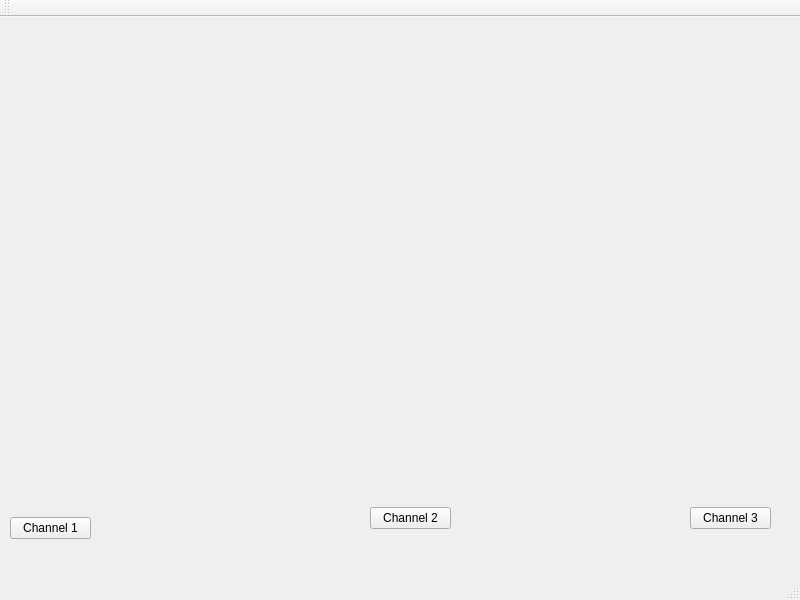
LordAro/copd, file forms/copdwindow.ui: the form before one commit.
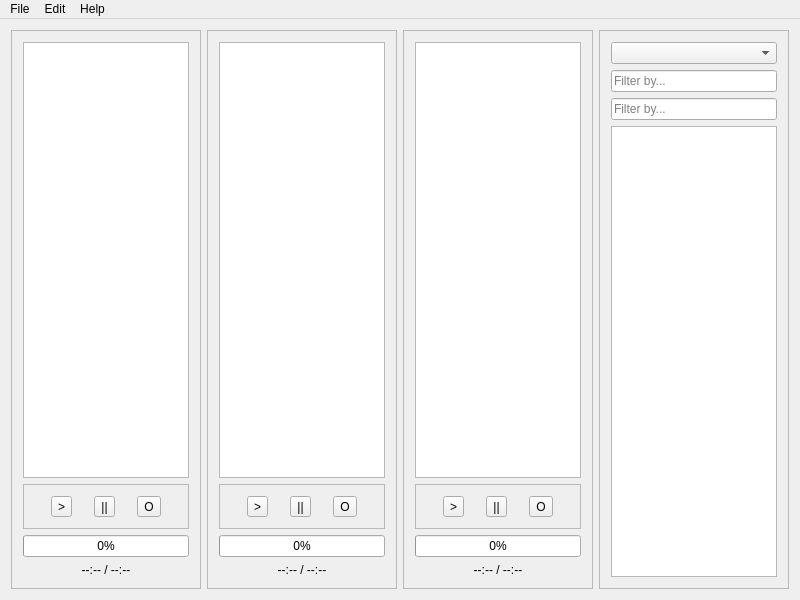
The form after the commit.

Commit message: Some more additions, beginnings of a TrackSlider widget

What changed in the file:
```diff
--- a/forms/copdwindow.ui
+++ b/forms/copdwindow.ui
@@ -10,57 +10,266 @@
     <height>600</height>
    </rect>
   </property>
+  <property name="minimumSize">
+   <size>
+    <width>800</width>
+    <height>600</height>
+   </size>
+  </property>
   <property name="windowTitle">
    <string>COPDWindow</string>
   </property>
+  <property name="autoFillBackground">
+   <bool>true</bool>
+  </property>
   <widget class="QWidget" name="centralWidget">
-   <widget class="QPushButton" name="btnChannel1">
-    <property name="geometry">
-     <rect>
-      <x>10</x>
-      <y>500</y>
-      <width>81</width>
-      <height>22</height>
-     </rect>
-    </property>
-    <property name="text">
-     <string>Channel 1</string>
-    </property>
-   </widget>
-   <widget class="QPushButton" name="btnChannel2">
-    <property name="geometry">
-     <rect>
-      <x>370</x>
-      <y>490</y>
-      <width>81</width>
-      <height>22</height>
-     </rect>
-    </property>
-    <property name="text">
-     <string>Channel 2</string>
-    </property>
-   </widget>
-   <widget class="QPushButton" name="buttonChannel3">
-    <property name="geometry">
-     <rect>
-      <x>690</x>
-      <y>490</y>
-      <width>81</width>
-      <height>22</height>
-     </rect>
-    </property>
-    <property name="text">
-     <string>Channel 3</string>
-    </property>
-   </widget>
-  </widget>
-  <widget class="QToolBar" name="mainToolBar">
-   <attribute name="toolBarArea">
-    <enum>TopToolBarArea</enum>
-   </attribute>
-   <attribute name="toolBarBreak">
-    <bool>false</bool>
-   </attribute>
+   <layout class="QHBoxLayout" name="horizontalLayout_4">
+    <item>
+     <widget class="QFrame" name="frameChannel1">
+      <property name="frameShape">
+       <enum>QFrame::StyledPanel</enum>
+      </property>
+      <property name="frameShadow">
+       <enum>QFrame::Raised</enum>
+      </property>
+      <layout class="QVBoxLayout" name="verticalLayout">
+       <item>
+        <widget class="QListWidget" name="listWidget"/>
+       </item>
+       <item>
+        <widget class="QFrame" name="frame_5">
+         <property name="frameShape">
+          <enum>QFrame::StyledPanel</enum>
+         </property>
+         <property name="frameShadow">
+          <enum>QFrame::Raised</enum>
+         </property>
+         <layout class="QHBoxLayout" name="horizontalLayout">
+          <item>
+           <widget class="QToolButton" name="toolButton">
+            <property name="text">
+             <string>&gt;</string>
+            </property>
+           </widget>
+          </item>
+          <item>
+           <widget class="QToolButton" name="toolButton_2">
+            <property name="text">
+             <string>||</string>
+            </property>
+           </widget>
+          </item>
+          <item>
+           <widget class="QToolButton" name="toolButton_3">
+            <property name="text">
+             <string>O</string>
+            </property>
+           </widget>
+          </item>
+         </layout>
+        </widget>
+       </item>
+       <item>
+        <widget class="QProgressBar" name="progressBar">
+         <property name="maximum">
+          <number>1</number>
+         </property>
+         <property name="value">
+          <number>0</number>
+         </property>
+        </widget>
+       </item>
+       <item>
+        <widget class="QLabel" name="label">
+         <property name="text">
+          <string>--:-- / --:--</string>
+         </property>
+         <property name="alignment">
+          <set>Qt::AlignCenter</set>
+         </property>
+        </widget>
+       </item>
+      </layout>
+     </widget>
+    </item>
+    <item>
+     <widget class="QFrame" name="frameChannel2">
+      <property name="frameShape">
+       <enum>QFrame::StyledPanel</enum>
+      </property>
+      <property name="frameShadow">
+       <enum>QFrame::Raised</enum>
+      </property>
+      <layout class="QVBoxLayout" name="verticalLayout_2">
+       <item>
+        <widget class="QListWidget" name="listWidget_2"/>
+       </item>
+       <item>
+        <widget class="QFrame" name="frame_6">
+         <property name="frameShape">
+          <enum>QFrame::StyledPanel</enum>
+         </property>
+         <property name="frameShadow">
+          <enum>QFrame::Raised</enum>
+         </property>
+         <layout class="QHBoxLayout" name="horizontalLayout_2">
+          <item>
+           <widget class="QToolButton" name="toolButton_4">
+            <property name="text">
+             <string>&gt;</string>
+            </property>
+           </widget>
+          </item>
+          <item>
+           <widget class="QToolButton" name="toolButton_5">
+            <property name="text">
+             <string>||</string>
+            </property>
+           </widget>
+          </item>
+          <item>
+           <widget class="QToolButton" name="toolButton_6">
+            <property name="text">
+             <string>O</string>
+            </property>
+           </widget>
+          </item>
+         </layout>
+        </widget>
+       </item>
+       <item>
+        <widget class="QProgressBar" name="progressBar_2">
+         <property name="maximum">
+          <number>1</number>
+         </property>
+         <property name="value">
+          <number>0</number>
+         </property>
+         <property name="invertedAppearance">
+          <bool>false</bool>
+         </property>
+        </widget>
+       </item>
+       <item>
+        <widget class="QLabel" name="label_2">
+         <property name="text">
+          <string>--:-- / --:--</string>
+         </property>
+         <property name="alignment">
+          <set>Qt::AlignCenter</set>
+         </property>
+        </widget>
+       </item>
+      </layout>
+     </widget>
+    </item>
+    <item>
+     <widget class="QFrame" name="frameChannel3">
+      <property name="frameShape">
+       <enum>QFrame::StyledPanel</enum>
+      </property>
+      <property name="frameShadow">
+       <enum>QFrame::Raised</enum>
+      </property>
+      <layout class="QVBoxLayout" name="verticalLayout_3">
+       <item>
+        <widget class="QListWidget" name="listWidget_3"/>
+       </item>
+       <item>
+        <widget class="QFrame" name="frame_7">
+         <property name="frameShape">
+          <enum>QFrame::StyledPanel</enum>
+         </property>
+         <property name="frameShadow">
+          <enum>QFrame::Raised</enum>
+         </property>
+         <layout class="QHBoxLayout" name="horizontalLayout_3">
+          <item>
+           <widget class="QToolButton" name="toolButton_7">
+            <property name="text">
+             <string>&gt;</string>
+            </property>
+           </widget>
+          </item>
+          <item>
+           <widget class="QToolButton" name="toolButton_8">
+            <property name="text">
+             <string>||</string>
+            </property>
+           </widget>
+          </item>
+          <item>
+           <widget class="QToolButton" name="toolButton_9">
+            <property name="text">
+             <string>O</string>
+            </property>
+           </widget>
+          </item>
+         </layout>
+        </widget>
+       </item>
+       <item>
+        <widget class="QProgressBar" name="progressBar_3">
+         <property name="maximum">
+          <number>1</number>
+         </property>
+         <property name="value">
+          <number>0</number>
+         </property>
+        </widget>
+       </item>
+       <item>
+        <widget class="QLabel" name="label_3">
+         <property name="text">
+          <string>--:-- / --:--</string>
+         </property>
+         <property name="alignment">
+          <set>Qt::AlignCenter</set>
+         </property>
+        </widget>
+       </item>
+      </layout>
+     </widget>
+    </item>
+    <item>
+     <widget class="QFrame" name="frameLibrary">
+      <property name="frameShape">
+       <enum>QFrame::StyledPanel</enum>
+      </property>
+      <property name="frameShadow">
+       <enum>QFrame::Raised</enum>
+      </property>
+      <layout class="QVBoxLayout" name="verticalLayout_4">
+       <item>
+        <widget class="QComboBox" name="comboBox"/>
+       </item>
+       <item>
+        <widget class="QLineEdit" name="lineEdit">
+         <property name="text">
+          <string/>
+         </property>
+         <property name="placeholderText">
+          <string>Filter by...</string>
+         </property>
+        </widget>
+       </item>
+       <item>
+        <widget class="QLineEdit" name="lineEdit_2">
+         <property name="text">
+          <string/>
+         </property>
+         <property name="placeholderText">
+          <string>Filter by...</string>
+         </property>
+        </widget>
+       </item>
+       <item>
+        <widget class="QListWidget" name="listWidget_4"/>
+       </item>
+      </layout>
+     </widget>
+    </item>
+   </layout>
   </widget>
   <widget class="QMenuBar" name="menuBar">
    <property name="geometry">
@@ -71,8 +280,44 @@
      <height>19</height>
     </rect>
    </property>
+   <widget class="QMenu" name="menuFile">
+    <property name="title">
+     <string>File</string>
+    </property>
+    <addaction name="actionLoad_Show"/>
+    <addaction name="separator"/>
+    <addaction name="actionExit"/>
+   </widget>
+   <widget class="QMenu" name="menuEdit">
+    <property name="title">
+     <string>Edit</string>
+    </property>
+   </widget>
+   <widget class="QMenu" name="menuHelp">
+    <property name="title">
+     <string>Help</string>
+    </property>
+    <addaction name="actionAbout"/>
+   </widget>
+   <addaction name="menuFile"/>
+   <addaction name="menuEdit"/>
+   <addaction name="menuHelp"/>
   </widget>
-  <widget class="QStatusBar" name="statusBar"/>
+  <action name="actionExit">
+   <property name="text">
+    <string>Exit</string>
+   </property>
+  </action>
+  <action name="actionLoad_Show">
+   <property name="text">
+    <string>Load Show...</string>
+   </property>
+  </action>
+  <action name="actionAbout">
+   <property name="text">
+    <string>About</string>
+   </property>
+  </action>
  </widget>
  <layoutdefault spacing="6" margin="11"/>
  <resources/>
```
The commit also changes 7 other files.
